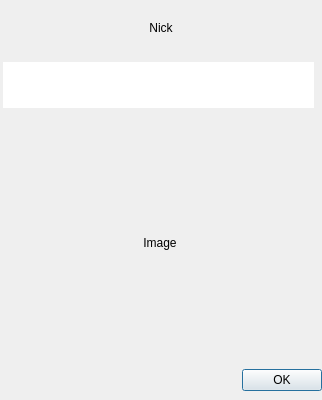
Before: the Qt Designer form ui/cam.ui in gitter-badger/simplechatclient, drawn with Qt 5.
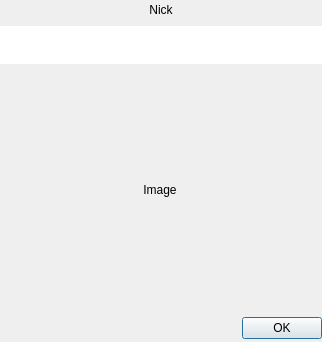
After: the same form once the commit is applied. Icons and pictures are not drawn.

Commit message: fix cam layout

```diff
--- a/ui/cam.ui
+++ b/ui/cam.ui
@@ -7,19 +7,19 @@
     <x>0</x>
     <y>0</y>
     <width>322</width>
-    <height>400</height>
+    <height>342</height>
    </rect>
   </property>
   <property name="minimumSize">
    <size>
     <width>322</width>
-    <height>400</height>
+    <height>342</height>
    </size>
   </property>
   <property name="maximumSize">
    <size>
     <width>322</width>
-    <height>400</height>
+    <height>342</height>
    </size>
   </property>
   <property name="windowTitle">
@@ -35,7 +35,7 @@
      <x>0</x>
      <y>0</y>
      <width>322</width>
-     <height>391</height>
+     <height>341</height>
     </rect>
    </property>
    <layout class="QVBoxLayout" name="verticalLayout">
@@ -53,6 +53,12 @@
         <height>20</height>
        </size>
       </property>
+      <property name="maximumSize">
+       <size>
+        <width>16777215</width>
+        <height>20</height>
+       </size>
+      </property>
       <property name="text">
        <string>Nick</string>
       </property>
@@ -62,18 +68,24 @@
      </widget>
     </item>
     <item>
-     <widget class="QWidget" name="w" native="true">
-      <property name="styleSheet">
-       <string>text-align:center;</string>
-      </property>
       <widget class="QTextEdit" name="textEdit_desc">
-       <property name="geometry">
-        <rect>
-         <x>3</x>
-         <y>-5</y>
-         <width>311</width>
-         <height>51</height>
-        </rect>
+      <property name="sizePolicy">
+       <sizepolicy hsizetype="Preferred" vsizetype="Preferred">
+        <horstretch>0</horstretch>
+        <verstretch>0</verstretch>
+       </sizepolicy>
+      </property>
+      <property name="minimumSize">
+       <size>
+        <width>0</width>
+        <height>38</height>
+       </size>
+      </property>
+      <property name="maximumSize">
+       <size>
+        <width>16777215</width>
+        <height>38</height>
+       </size>
        </property>
        <property name="frameShape">
         <enum>QFrame::NoFrame</enum>
@@ -88,7 +100,6 @@
         <bool>true</bool>
        </property>
       </widget>
-     </widget>
     </item>
     <item>
      <widget class="QLabel" name="label_img">
@@ -117,6 +128,24 @@
     </item>
     <item>
      <widget class="QDialogButtonBox" name="buttonBox">
+      <property name="sizePolicy">
+       <sizepolicy hsizetype="Preferred" vsizetype="Preferred">
+        <horstretch>0</horstretch>
+        <verstretch>0</verstretch>
+       </sizepolicy>
+      </property>
+      <property name="minimumSize">
+       <size>
+        <width>0</width>
+        <height>25</height>
+       </size>
+      </property>
+      <property name="maximumSize">
+       <size>
+        <width>16777215</width>
+        <height>25</height>
+       </size>
+      </property>
       <property name="standardButtons">
        <set>QDialogButtonBox::Ok</set>
       </property>
```
Lines whose indentation alone changed are shown as unchanged. The commit also changes 1 other file.
